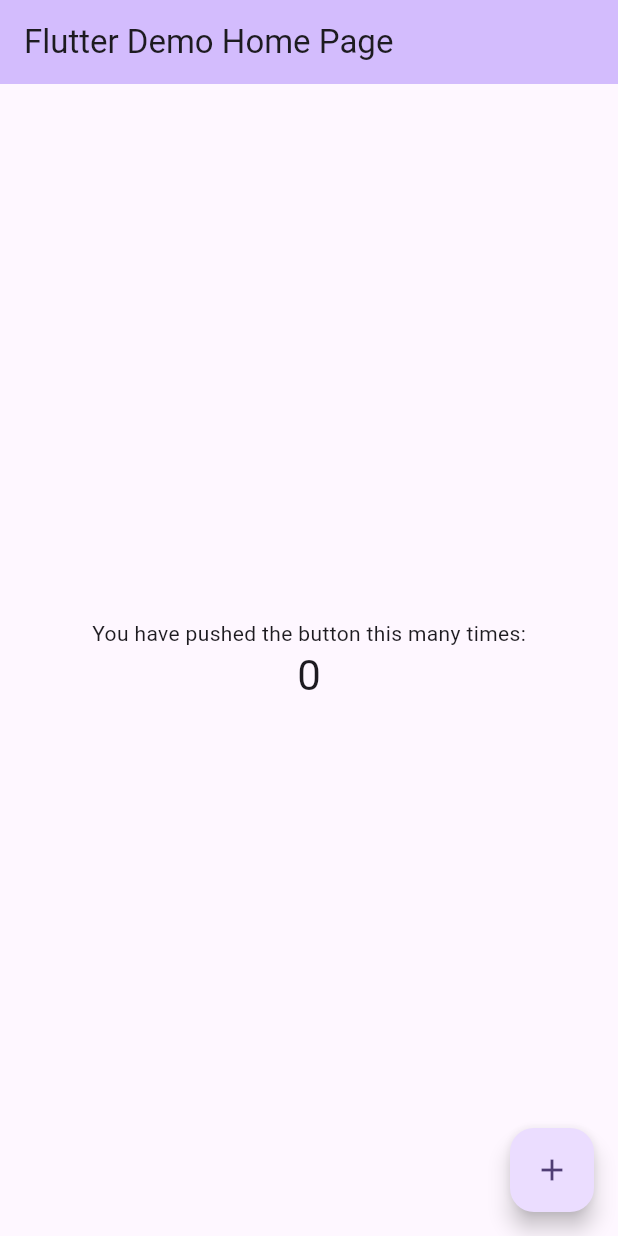
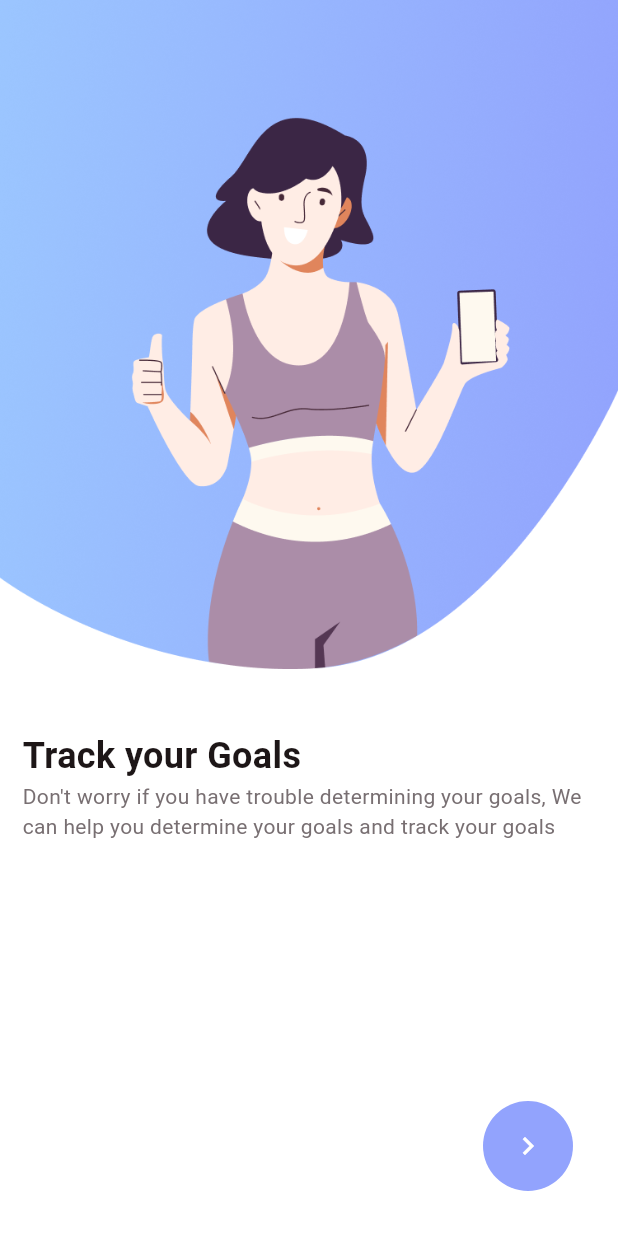
Before and after one commit to thirilochankarthi/GenHealth, a Flutter app: the screen it shows after launch, on a phone screen of 412 x 824 dp. Run offline on Flutter 3.47's test engine with Material 3 defaults, Android fonts, the phone set to English and light mode, and no system bars; Roboto replaces fonts that are missing (Poppins).

Commit message:
Boarding Page Created
V - 1 : Done
Initial Boarding Page is Created Successfully.

```diff
--- /dev/null
+++ b/lib/common/colo_extenstion.dart
@@ -0,0 +1,16 @@
+import 'package:flutter/material.dart';
+
+class TColor{
+  static Color get primaryColor1 => const Color(0xff92A3FD);
+  static Color get primaryColor2 => const Color(0xff92A3FD);
+
+  static Color get secondaryColor1 => const Color(0xffC58BF2);
+  static Color get secondaryColor2 => const Color(0xffEEA4CE);
+
+  static List<Color> get primaryG => [primaryColor1, primaryColor2];
+  static List<Color> get secondaryG => [secondaryColor1, secondaryColor2];
+
+  static Color get black => const Color(0xff1D1617);
+  static Color get gray => const Color(0xff786F72);
+  static Color get white => Colors.white;
+}
--- /dev/null
+++ b/lib/common_widget/on_boarding_page.dart
@@ -0,0 +1,49 @@
+import 'package:flutter/material.dart';
+import 'package:genhealth/common/colo_extenstion.dart';
+
+class OnBoardingPage extends StatelessWidget {
+  final Map pObj;
+  const OnBoardingPage({super.key, required this.pObj});
+
+  @override
+  Widget build(BuildContext context) {
+    var media = MediaQuery.of(context).size;
+    return SizedBox(
+        width: media.width,
+        height: media.height,
+        child: Column(
+          mainAxisAlignment: MainAxisAlignment.start,
+          crossAxisAlignment: CrossAxisAlignment.start,
+          children: [
+            Image.asset(
+              pObj["image"].toString(),
+              width: media.width,
+              fit: BoxFit.fitWidth
+            ),
+            SizedBox(
+              height: media.width * 0.1,
+            ),
+            Padding(
+              padding: const EdgeInsets.symmetric(horizontal: 15),
+              child: Text(
+                pObj["title"].toString(),
+                  style: TextStyle(
+                      color: TColor.black,
+                      fontSize: 24,
+                      fontWeight: FontWeight.w700
+                    )
+                  ),
+            ),
+            Padding(
+              padding: const EdgeInsets.symmetric(horizontal: 15),
+              child: Text(
+                  pObj["subtitle"].toString(),
+                  style: TextStyle(
+                    color: TColor.gray,
+                    fontSize: 14,
+                  )),
+            ),
+          ],
+        ));
+  }
+}
--- a/lib/main.dart
+++ b/lib/main.dart
@@ -1,4 +1,6 @@
 import 'package:flutter/material.dart';
+import 'package:genhealth/common/colo_extenstion.dart';
+import 'package:genhealth/view/on_boarding/on_boarding_view.dart';
 
 void main() {
   runApp(const MyApp());
@@ -11,7 +13,8 @@
   @override
   Widget build(BuildContext context) {
     return MaterialApp(
-      title: 'Flutter Demo',
+      title: 'GenHealth',
+      debugShowCheckedModeBanner: false,
       theme: ThemeData(
         // This is the theme of your application.
         //
@@ -28,98 +31,10 @@
         //
         // This works for code too, not just values: Most code changes can be
         // tested with just a hot reload.
-        colorScheme: ColorScheme.fromSeed(seedColor: Colors.deepPurple),
-        useMaterial3: true,
+        primaryColor: TColor.primaryColor1,
+        fontFamily: "Poppins"
       ),
-      home: const MyHomePage(title: 'Flutter Demo Home Page'),
+      home: const OnBoardingView(),
     );
   }
 }
-
-class MyHomePage extends StatefulWidget {
-  const MyHomePage({super.key, required this.title});
-
-  // This widget is the home page of your application. It is stateful, meaning
-  // that it has a State object (defined below) that contains fields that affect
-  // how it looks.
-
-  // This class is the configuration for the state. It holds the values (in this
-  // case the title) provided by the parent (in this case the App widget) and
-  // used by the build method of the State. Fields in a Widget subclass are
-  // always marked "final".
-
-  final String title;
-
-  @override
-  State<MyHomePage> createState() => _MyHomePageState();
-}
-
-class _MyHomePageState extends State<MyHomePage> {
-  int _counter = 0;
-
-  void _incrementCounter() {
-    setState(() {
-      // This call to setState tells the Flutter framework that something has
-      // changed in this State, which causes it to rerun the build method below
-      // so that the display can reflect the updated values. If we changed
-      // _counter without calling setState(), then the build method would not be
-      // called again, and so nothing would appear to happen.
-      _counter++;
-    });
-  }
-
-  @override
-  Widget build(BuildContext context) {
-    // This method is rerun every time setState is called, for instance as done
-    // by the _incrementCounter method above.
-    //
-    // The Flutter framework has been optimized to make rerunning build methods
-    // fast, so that you can just rebuild anything that needs updating rather
-    // than having to individually change instances of widgets.
-    return Scaffold(
-      appBar: AppBar(
-        // TRY THIS: Try changing the color here to a specific color (to
-        // Colors.amber, perhaps?) and trigger a hot reload to see the AppBar
-        // change color while the other colors stay the same.
-        backgroundColor: Theme.of(context).colorScheme.inversePrimary,
-        // Here we take the value from the MyHomePage object that was created by
-        // the App.build method, and use it to set our appbar title.
-        title: Text(widget.title),
-      ),
-      body: Center(
-        // Center is a layout widget. It takes a single child and positions it
-        // in the middle of the parent.
-        child: Column(
-          // Column is also a layout widget. It takes a list of children and
-          // arranges them vertically. By default, it sizes itself to fit its
-          // children horizontally, and tries to be as tall as its parent.
-          //
-          // Column has various properties to control how it sizes itself and
-          // how it positions its children. Here we use mainAxisAlignment to
-          // center the children vertically; the main axis here is the vertical
-          // axis because Columns are vertical (the cross axis would be
-          // horizontal).
-          //
-          // TRY THIS: Invoke "debug painting" (choose the "Toggle Debug Paint"
-          // action in the IDE, or press "p" in the console), to see the
-          // wireframe for each widget.
-          mainAxisAlignment: MainAxisAlignment.center,
-          children: <Widget>[
-            const Text(
-              'You have pushed the button this many times:',
-            ),
-            Text(
-              '$_counter',
-              style: Theme.of(context).textTheme.headlineMedium,
-            ),
-          ],
-        ),
-      ),
-      floatingActionButton: FloatingActionButton(
-        onPressed: _incrementCounter,
-        tooltip: 'Increment',
-        child: const Icon(Icons.add),
-      ), // This trailing comma makes auto-formatting nicer for build methods.
-    );
-  }
-}
--- /dev/null
+++ b/lib/view/on_boarding/on_boarding_view.dart
@@ -0,0 +1,122 @@
+import 'package:flutter/material.dart';
+import 'package:genhealth/common/colo_extenstion.dart';
+import 'package:genhealth/common_widget/on_boarding_page.dart';
+
+class OnBoardingView extends StatefulWidget {
+  const OnBoardingView({super.key});
+
+  @override
+  State<OnBoardingView> createState() => _OnBoardingViewState();
+}
+
+class _OnBoardingViewState extends State<OnBoardingView> {
+  int selectPage = 0;
+  PageController controller = PageController();
+
+  @override
+  void initState() {
+    super.initState();
+    controller.addListener(() {
+      selectPage = controller.page?.round() ?? 0;
+
+      setState(() {});
+    });
+  }
+
+  List pageArr = [
+    {
+      "title": "Track your Goals",
+      "subtitle":
+          "Don't worry if you have trouble determining your goals, We can help you determine your goals and track your goals",
+      "image": "assets/img/on_1.png",
+    },
+    {
+      "title": "Get Burn",
+      "subtitle":
+          "Let’s keep burning, to achive yours goals, it hurts only temporarily, if you give up now you will be in pain forever",
+      "image": "assets/img/on_2.png"
+    },
+    {
+      "title": "Eat Well",
+      "subtitle":
+          "Let's start a healthy lifestyle with us, we can determine your diet every day. healthy eating is fun",
+      "image": "assets/img/on_3.png"
+    },
+    {
+      "title": "Improve Sleep\nQualtiy",
+      "subtitle":
+          "Improve the quality of your sleep with us, good quality sleep can bring a good mood in the morning",
+      "image": "assets/img/on_4.png"
+    },
+  ];
+
+  @override
+  Widget build(BuildContext context) {
+    var media = MediaQuery.of(context).size;
+
+    return Scaffold(
+      backgroundColor: TColor.white,
+      body: Stack(
+        alignment: Alignment.bottomRight,
+        children: [
+          PageView.builder(
+              controller: controller,
+              itemCount: pageArr.length,
+              itemBuilder: (context, index) {
+                var pObj = pageArr[index] as Map? ?? {};
+                return OnBoardingPage(pObj: pObj);
+              }),
+
+          SizedBox(
+            width: 120,
+            height: 120,
+            child: Stack(
+              alignment: Alignment.center,
+              children: [
+
+                SizedBox(
+                  width: 70,
+                  height: 70,
+                  child: CircularProgressIndicator(
+                    color: TColor.primaryColor1,
+                    value: selectPage / 4,
+                    strokeWidth: 2,
+                  ),
+                ),
+
+                Container(
+                  margin: const EdgeInsets.symmetric(horizontal: 30, vertical: 30),
+                  width: 60,
+                  height: 60,
+                  decoration: BoxDecoration(
+                      color: TColor.primaryColor1,
+                      borderRadius: BorderRadius.circular(35)),
+                  child: IconButton(
+                    icon: Icon(
+                      Icons.navigate_next,
+                      color: TColor.white,
+                    ),
+                    onPressed: () {
+                      if (selectPage < 3) {
+                        selectPage = selectPage + 1;
+                        controller.jumpToPage(selectPage);
+                        setState(() {
+
+                        });
+
+                      } else {
+                        print("Open Welcome Screen");
+                      }
+
+                    },),
+                ),
+
+
+              ],
+            ),
+          )
+        ],
+      ),
+    );
+  }
+}
--- a/pubspec.yaml
+++ b/pubspec.yaml
@@ -58,8 +58,8 @@ flutter:
   uses-material-design: true
 
   # To add assets to your application, add an assets section, like this:
-assets:
-  - assets/img/
+  assets:
+    - assets/img/
   #   - images/a_dot_ham.jpeg
 
   # An image asset can refer to one or more resolution-specific "variants", see
```
Also changed, not shown: assets/img/on_1.png (added), assets/img/on_2.png (added), assets/img/on_3.png (added), assets/img/on_4.png (added), folders/view/on_boarding/on_boarding_view.dart (deleted), 1 other file.
